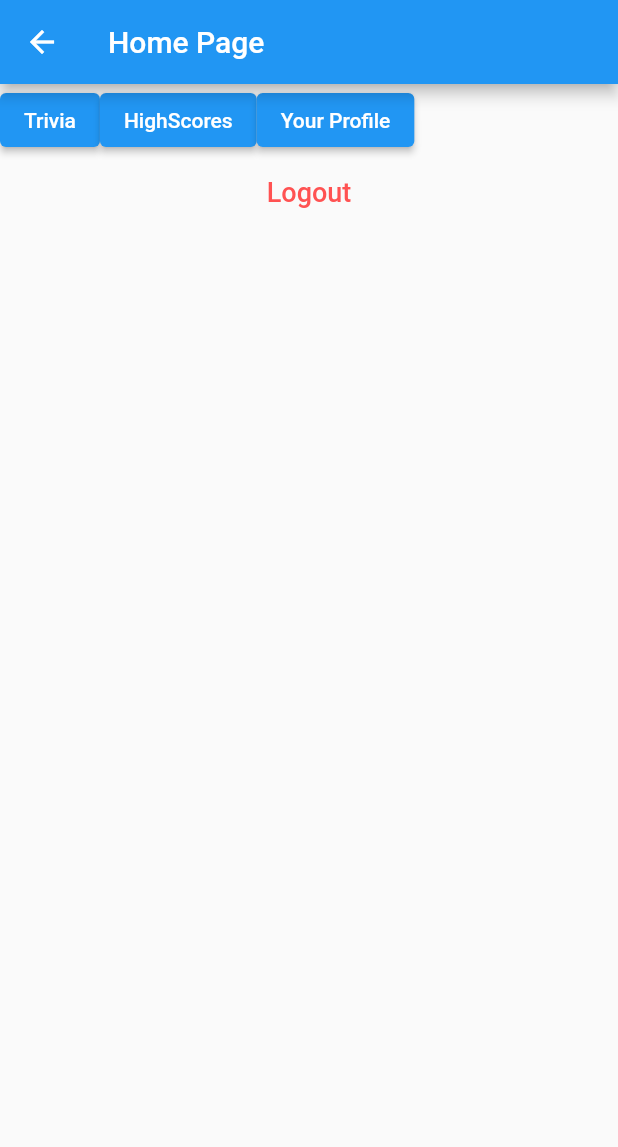
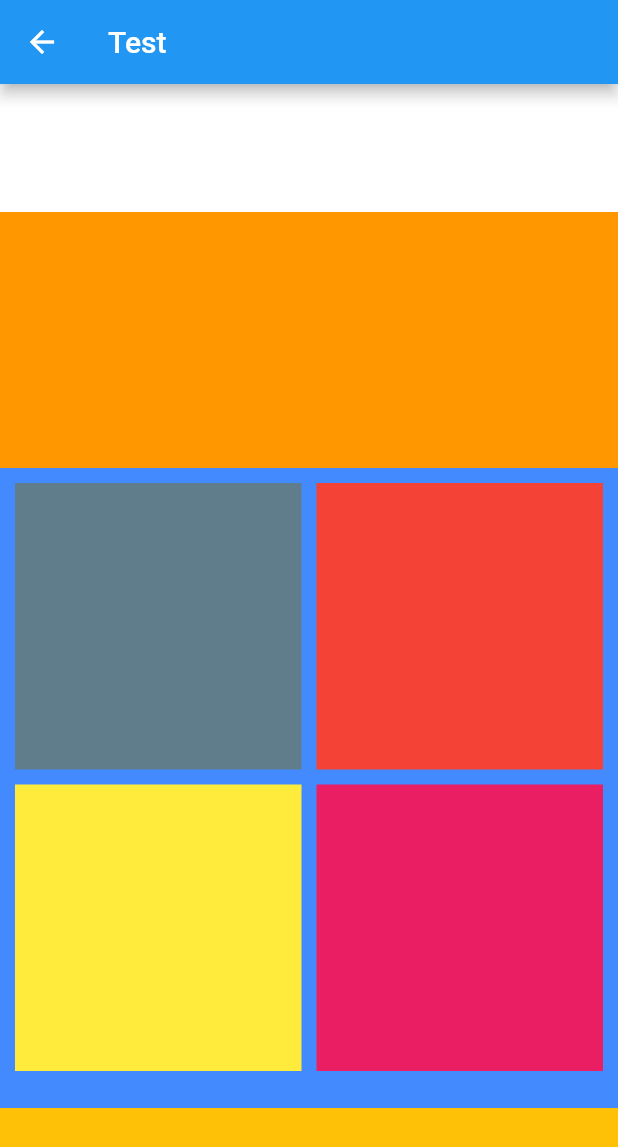
Before and after one commit to soulandbone/nba_trivia, a Flutter app: the HomePage screen opened directly, after a tap on "Trivia", on a phone screen of 412 x 824 dp. Shown: the top 1147 px of the screen. Run offline on Flutter 3.47's test engine with Material 2 defaults, Android fonts, the phone set to English and light mode, and no system bars; our stand-ins replace email_validator, firebase_auth; accounts and stored records are empty.

Commit message:
triviaPage first draft

```diff
--- a/lib/screens/homepage.dart
+++ b/lib/screens/homepage.dart
@@ -2,8 +2,16 @@ import 'dart:async';
 
 import 'package:firebase_auth/firebase_auth.dart';
 import 'package:flutter/material.dart';
+import 'package:nba_trivia/screens/trivia_page.dart';
 
-FirebaseAuth auth = FirebaseAuth.instance;
+final FirebaseAuth auth = FirebaseAuth.instance;
+
+Future<String> getCurrentUser() async {
+  final FirebaseUser user = await auth.currentUser();
+  final uid = user.uid;
+  final mail = user.email;
+  return mail;
+}
 
 class HomePage extends StatelessWidget {
   Future<void> _logOut() async {
@@ -23,9 +31,29 @@ class HomePage extends StatelessWidget {
       body: Center(
           child: Column(
         children: [
+          FutureBuilder(
+              future: getCurrentUser(),
+              builder: (context, snapshot) {
+                switch (snapshot.connectionState) {
+                  case ConnectionState.none:
+                    return Text('None');
+                    break;
+                  case ConnectionState.active:
+                  case ConnectionState.waiting:
+                    return Text('Active and maybe waiting');
+                  case ConnectionState.done:
+                    return Text(snapshot.data);
+                  default:
+                    return Text('done');
+                }
+              }),
           Row(
             children: [
-              ElevatedButton(onPressed: () {}, child: Text('Trivia')),
+              ElevatedButton(
+                  onPressed: () {
+                    Navigator.pushNamed(context, '/triviapage');
+                  },
+                  child: Text('Trivia')),
               ElevatedButton(onPressed: () {}, child: Text('HighScores')),
               ElevatedButton(onPressed: () {}, child: Text('Your Profile')),
             ],
--- /dev/null
+++ b/lib/screens/trivia_page.dart
@@ -0,0 +1,63 @@
+import 'package:flutter/material.dart';
+
+class TriviaPage extends StatefulWidget {
+  @override
+  _TriviaPageState createState() => _TriviaPageState();
+}
+
+class _TriviaPageState extends State<TriviaPage> {
+  @override
+  Widget build(BuildContext context) {
+    return Scaffold(
+      appBar: AppBar(
+        title: Text('Test'),
+      ),
+      body: Column(
+        children: [
+          Expanded(
+            flex: 1,
+            child: Container(
+              decoration: BoxDecoration(color: Colors.white),
+            ),
+          ),
+          Expanded(
+            flex: 2,
+            child: Container(
+              decoration: BoxDecoration(color: Colors.orange),
+            ),
+          ),
+          Expanded(
+            flex: 5,
+            child: Container(
+              child: GridView(
+                padding: EdgeInsets.all(10),
+                physics: NeverScrollableScrollPhysics(),
+                gridDelegate: SliverGridDelegateWithFixedCrossAxisCount(crossAxisCount: 2, crossAxisSpacing: 10, mainAxisSpacing: 10),
+                children: [
+                  Container(
+                    color: Colors.blueGrey,
+                  ),
+                  Container(
+                    color: Colors.red,
+                  ),
+                  Container(
+                    color: Colors.yellow,
+                  ),
+                  Container(
+                    color: Colors.pink,
+                  ),
+                ],
+              ),
+              decoration: BoxDecoration(color: Colors.blueAccent),
+            ),
+          ),
+          Expanded(
+              flex: 1,
+              child: (Container(
+                decoration: BoxDecoration(color: Colors.amber),
+              ))),
+        ],
+      ),
+    );
+  }
+}
```
Also changed, not shown: lib/auxiliar/landing_page.dart (+39 -21 lines), lib/main.dart (+19 -1 lines), lib/screens/login.dart (+27 -9 lines), lib/screens/sign_up.dart (+39 -12 lines), lib/widgets/button_type1.dart (added, +28 -0 lines), pubspec.yaml (+5 -4 lines), assets/logopng.png (added), pubspec.lock.
